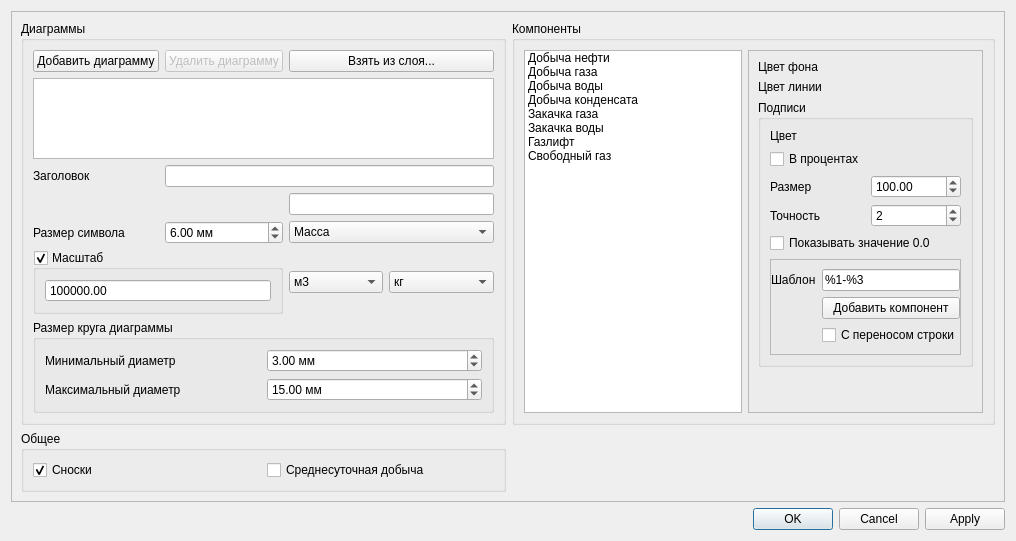
The window that qgis_pds_prodsetup_base.ui (vvkond/QGIS) describes before a commit, drawn with Qt 5.
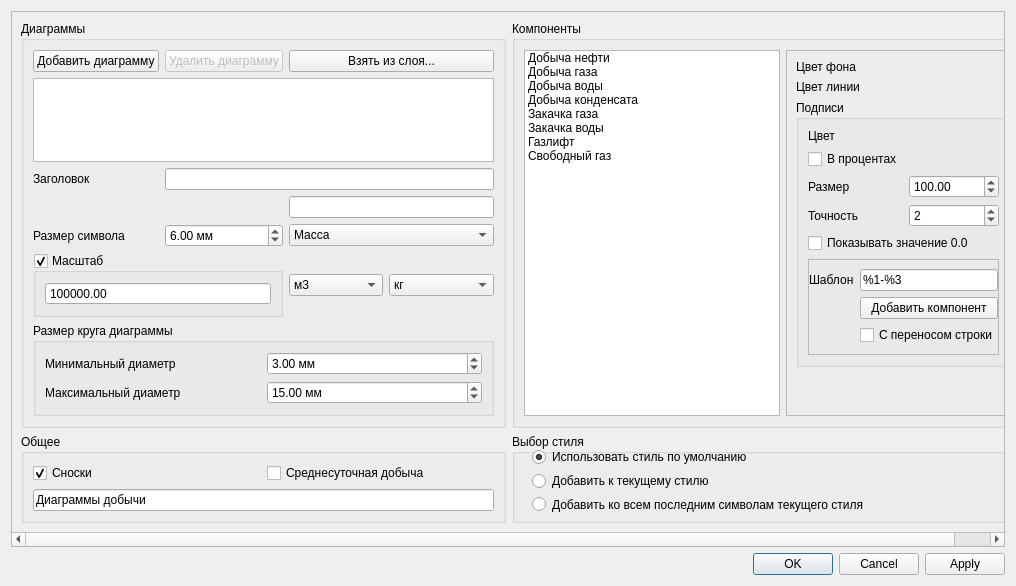
The same window after the commit.

Commit message: Диаграммы добычи. -В настройках можно указать имя для слоя диаграмм -Если настрйоки идут к слою rulebased, то можно выбрать создать обычный стиль,добавить к текущему стилю,добавить к каждому последнему символу текущего стиля

Patch:
```diff
--- a/qgis_pds_prodsetup_base.ui
+++ b/qgis_pds_prodsetup_base.ui
@@ -7,7 +7,7 @@
     <x>0</x>
     <y>0</y>
     <width>1016</width>
-    <height>541</height>
+    <height>586</height>
    </rect>
   </property>
   <property name="windowTitle">
@@ -27,7 +27,7 @@
      </property>
     </widget>
    </item>
-   <item row="0" column="0" rowspan="2" colspan="2">
+   <item row="0" column="0" rowspan="3" colspan="2">
     <widget class="QScrollArea" name="scrollArea">
      <property name="widgetResizable">
       <bool>true</bool>
@@ -38,7 +38,7 @@
         <x>0</x>
         <y>0</y>
         <width>996</width>
-        <height>492</height>
+        <height>537</height>
        </rect>
       </property>
       <layout class="QGridLayout" name="gridLayout_5">
@@ -251,16 +251,16 @@
                 <string>км3</string>
                </property>
               </item>
-            <item>
-             <property name="text">
-              <string>1000м3</string>
-             </property>
-            </item>
-            <item>
-             <property name="text">
-              <string>1000000м3</string>
-             </property>
-            </item>
+              <item>
+               <property name="text">
+                <string>1000м3</string>
+               </property>
+              </item>
+              <item>
+               <property name="text">
+                <string>1000000м3</string>
+               </property>
+              </item>
              </widget>
             </item>
             <item>
@@ -304,12 +304,24 @@
        </item>
        <item row="0" column="1">
         <widget class="QGroupBox" name="groupBox_2">
+         <property name="sizePolicy">
+          <sizepolicy hsizetype="Preferred" vsizetype="Preferred">
+           <horstretch>0</horstretch>
+           <verstretch>5</verstretch>
+          </sizepolicy>
+         </property>
          <property name="title">
           <string>Компоненты</string>
          </property>
          <layout class="QGridLayout" name="gridLayout_3">
           <item row="0" column="0">
            <widget class="QListWidget" name="componentsList">
+            <property name="sizePolicy">
+             <sizepolicy hsizetype="Fixed" vsizetype="Expanding">
+              <horstretch>0</horstretch>
+              <verstretch>0</verstretch>
+             </sizepolicy>
+            </property>
             <property name="selectionBehavior">
              <enum>QAbstractItemView::SelectRows</enum>
             </property>
@@ -546,12 +558,19 @@
          </layout>
         </widget>
        </item>
-       <item row="1" column="0">
+       <item row="2" column="0">
         <widget class="QGroupBox" name="groupBox_5">
          <property name="title">
           <string>Общее</string>
          </property>
          <layout class="QGridLayout" name="gridLayout_8">
+          <item row="1" column="1">
+           <widget class="QCheckBox" name="dailyProduction">
+            <property name="text">
+             <string>Среднесуточная добыча</string>
+            </property>
+           </widget>
+          </item>
           <item row="1" column="0">
            <widget class="QCheckBox" name="showLineouts">
             <property name="text">
@@ -562,16 +581,80 @@
             </property>
            </widget>
           </item>
-          <item row="1" column="1">
-           <widget class="QCheckBox" name="dailyProduction">
+          <item row="2" column="0" colspan="2">
+           <widget class="QLineEdit" name="resultRuleName">
+            <property name="toolTip">
+             <string>Имя создаваемого правила стиля</string>
+            </property>
             <property name="text">
-             <string>Среднесуточная добыча</string>
+             <string>Диаграммы добычи</string>
+            </property>
+            <property name="placeholderText">
+             <string>Диаграммы добычи</string>
             </property>
            </widget>
           </item>
          </layout>
         </widget>
        </item>
+       <item row="2" column="1">
+        <widget class="QGroupBox" name="groupBox_6">
+         <property name="sizePolicy">
+          <sizepolicy hsizetype="Preferred" vsizetype="Preferred">
+           <horstretch>0</horstretch>
+           <verstretch>1</verstretch>
+          </sizepolicy>
+         </property>
+         <property name="title">
+          <string>Выбор стиля</string>
+         </property>
+         <property name="checkable">
+          <bool>false</bool>
+         </property>
+         <property name="checked">
+          <bool>false</bool>
+         </property>
+         <widget class="QWidget" name="verticalLayoutWidget">
+          <property name="geometry">
+           <rect>
+            <x>20</x>
+            <y>14</y>
+            <width>471</width>
+            <height>65</height>
+           </rect>
+          </property>
+          <layout class="QVBoxLayout" name="verticalLayout">
+           <item>
+            <widget class="QRadioButton" name="isUseDefaultStyle">
+             <property name="text">
+              <string>Использовать стиль по умолчанию</string>
+             </property>
+             <property name="checked">
+              <bool>true</bool>
+             </property>
+            </widget>
+           </item>
+           <item>
+            <widget class="QRadioButton" name="isAppendToStyle">
+             <property name="text">
+              <string>Добавить к текущему стилю</string>
+             </property>
+            </widget>
+           </item>
+           <item>
+            <widget class="QRadioButton" name="isAppendToEachLastSymbol">
+             <property name="text">
+              <string>Добавить ко всем последним символам текущего стиля</string>
+             </property>
+             <property name="checked">
+              <bool>false</bool>
+             </property>
+            </widget>
+           </item>
+          </layout>
+         </widget>
+        </widget>
+       </item>
       </layout>
      </widget>
     </widget>
```
The commit also changes 1 other file.
